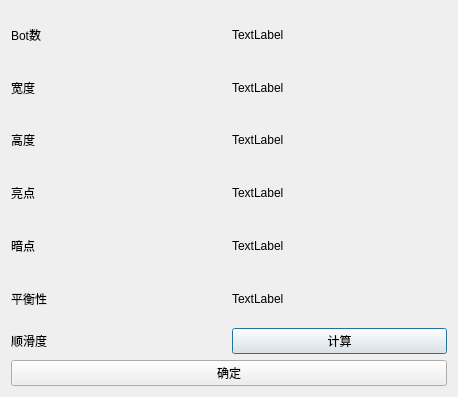
Before: the Qt Designer form dialogstat.ui in LiJiabo/GameMapGeneration, drawn with Qt 5.
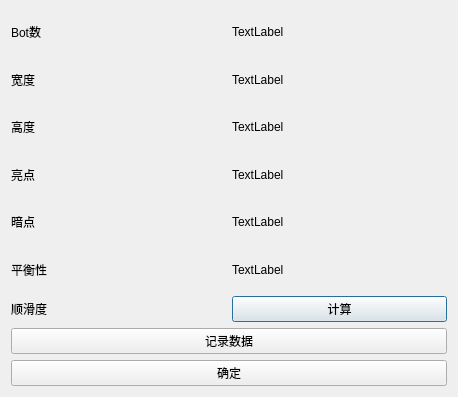
After: the same form once the commit is applied.

Commit message: 加入了保存Bot threshold和部分统计数据的功能

Patch:
```diff
--- a/dialogstat.ui
+++ b/dialogstat.ui
@@ -116,6 +116,13 @@
      </item>
     </layout>
    </item>
+   <item>
+    <widget class="QPushButton" name="pushButtonLog">
+     <property name="text">
+      <string>记录数据</string>
+     </property>
+    </widget>
+   </item>
    <item>
     <widget class="QPushButton" name="pushButtonOK">
      <property name="text">
```
The commit also changes 3 other files.
